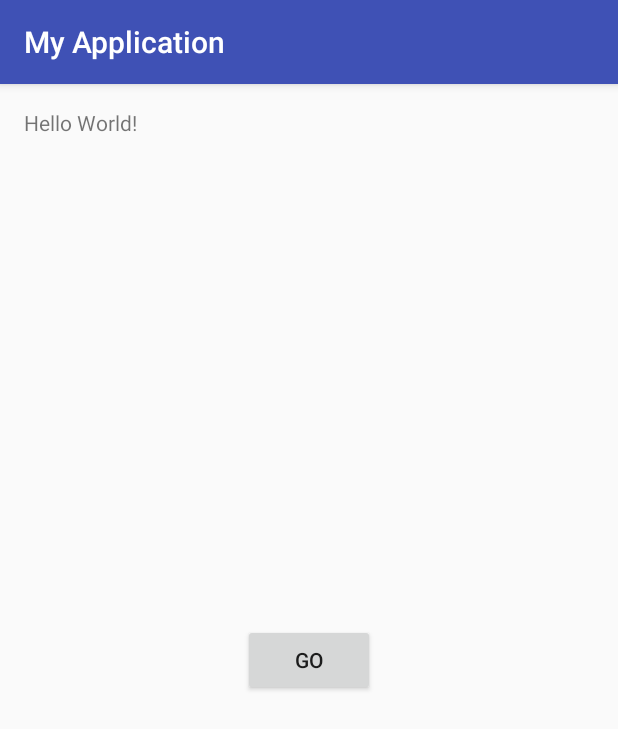
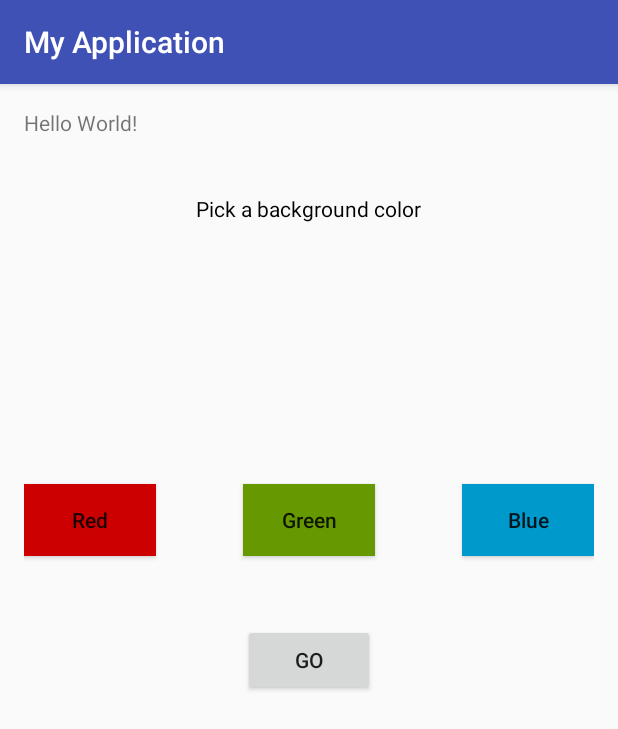
Before and after one commit to RoeeSka/MyApplication2, an Android app: the screen it shows after launch (MainActivity), on a phone screen of 412 x 824 dp. Shown: the top 729 px of the screen. Run offline under Robolectric (Android 15) with nearby library versions, the phone set to English and light mode, and no system bars.

Commit message:
Did Homework

```diff
--- a/app/src/main/java/com/example/user/myapplication/MainActivity.java
+++ b/app/src/main/java/com/example/user/myapplication/MainActivity.java
@@ -11,6 +11,9 @@ import android.widget.Button;
 public class MainActivity extends AppCompatActivity {
     public final static String PREF_KEY = "KEY";
     public final static String PREF_NAME = "SETTINGS";
+    public final static String PREF_BC_KEY = "KEY";
+    public final static String PREF_BC = "SETTINGS";
+
     @Override
     protected void onCreate(Bundle savedInstanceState) {
         super.onCreate(savedInstanceState);
@@ -18,12 +21,38 @@ public class MainActivity extends AppCompatActivity {
         Context context = getApplicationContext();
 
 
-        SharedPreferences sp;
-        SharedPreferences.Editor editor;
+        SharedPreferences sp, bc;
+        final SharedPreferences.Editor editor, editorBC;
         sp = context.getSharedPreferences(PREF_NAME, Context.MODE_PRIVATE);
+        bc = context.getSharedPreferences(PREF_BC, Context.MODE_PRIVATE);
         editor = sp.edit();
         editor.putString(PREF_KEY,"Hello");
         editor.commit();
+        editorBC = bc.edit();
+        Button btn2 = (Button) findViewById(R.id.button2);
+        btn2.setOnClickListener(new View.OnClickListener() {
+            @Override
+            public void onClick(View view) {
+                editorBC.putString(PREF_BC,"Red");
+                editorBC.commit();
+            }
+        });
+        Button btn4 = (Button) findViewById(R.id.button4);
+        btn4.setOnClickListener(new View.OnClickListener() {
+            @Override
+            public void onClick(View view) {
+                editorBC.putString(PREF_BC,"Green");
+                editorBC.commit();
+            }
+        });
+        Button btn3 = (Button) findViewById(R.id.button3);
+        btn3.setOnClickListener(new View.OnClickListener() {
+            @Override
+            public void onClick(View view) {
+                editorBC.putString(PREF_BC,"Blue");
+                editorBC.commit();
+            }
+        });
         Button btn = (Button) findViewById(R.id.button);
         btn.setOnClickListener(new View.OnClickListener() {
             @Override
--- a/app/src/main/res/layout/activity_main.xml
+++ b/app/src/main/res/layout/activity_main.xml
@@ -13,7 +13,8 @@
     <TextView
         android:layout_width="wrap_content"
         android:layout_height="wrap_content"
-        android:text="Hello World!" />
+        android:text="Hello World!"
+        android:id="@+id/textView" />
 
     <Button
         android:text="Go"
@@ -23,4 +24,52 @@
         android:layout_centerHorizontal="true"
         android:id="@+id/button"
         />
+
+    <TextView
+        android:id="@+id/textView2"
+        android:layout_width="wrap_content"
+        android:layout_height="wrap_content"
+        android:layout_below="@+id/textView"
+        android:layout_centerHorizontal="true"
+        android:layout_marginTop="38dp"
+        android:text="Pick a background color"
+        android:textColor="#000000"
+        />
+
+    <Button
+        android:id="@+id/button2"
+        android:layout_width="wrap_content"
+        android:layout_height="wrap_content"
+        android:text="Red"
+        android:layout_marginBottom="45dp"
+        android:textAllCaps="false"
+        android:background="@android:color/holo_red_dark"
+        android:layout_above="@+id/button"
+        android:layout_alignParentLeft="true"
+        android:layout_alignParentStart="true" />
+
+    <Button
+        android:id="@+id/button3"
+        android:layout_width="wrap_content"
+        android:layout_height="wrap_content"
+        android:text="Blue"
+        android:layout_alignBaseline="@+id/button4"
+        android:layout_alignBottom="@+id/button4"
+        android:layout_alignParentRight="true"
+        android:layout_alignParentEnd="true"
+        android:textAllCaps="false"
+        android:background="@android:color/holo_blue_dark"
+        />
+
+    <Button
+        android:id="@+id/button4"
+        android:layout_width="wrap_content"
+        android:layout_height="wrap_content"
+        android:text="Green"
+        android:textAllCaps="false"
+        android:background="@android:color/holo_green_dark"
+        android:layout_alignBaseline="@+id/button2"
+        android:layout_alignBottom="@+id/button2"
+        android:layout_alignLeft="@+id/button"
+        android:layout_alignStart="@+id/button" />
 </RelativeLayout>
```
Also changed, not shown: app/src/main/java/com/example/user/myapplication/SecondActivity.java (+14 -1 lines), app/src/main/res/layout/activity_second.xml (+11 -0 lines).
